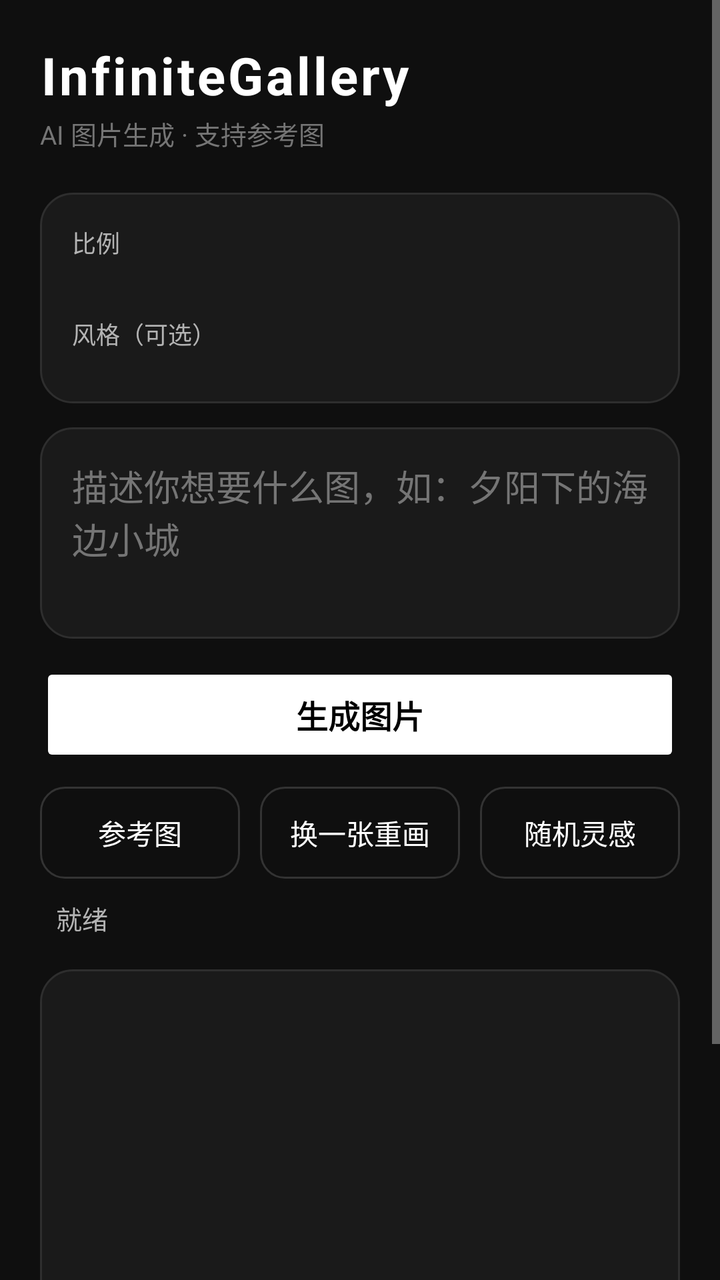
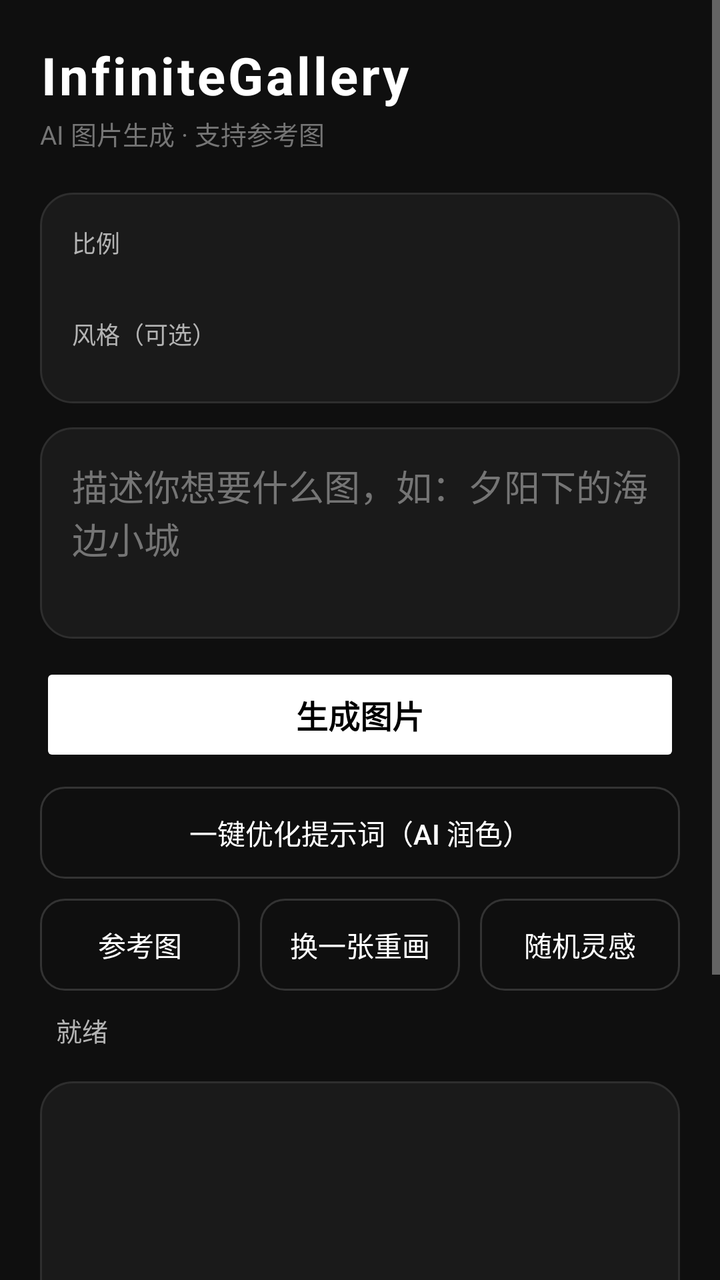

The first picture is an Android layout as it rendered before a commit; the second is the same layout after the commit. The layout source and the unified diff follow.
<!-- AndroidManifest.xml: application theme Theme.AIPhotoApp -->
<!-- res/layout/activity_main.xml -->
<?xml version="1.0" encoding="utf-8"?>
<ScrollView xmlns:android="http://schemas.android.com/apk/res/android"
    xmlns:app="http://schemas.android.com/apk/res-auto"
    android:layout_width="match_parent"
    android:layout_height="match_parent"
    android:background="@color/bg"
    android:fillViewport="true">

    <LinearLayout
        android:layout_width="match_parent"
        android:layout_height="wrap_content"
        android:orientation="vertical"
        android:padding="20dp">

        <TextView
            android:layout_width="wrap_content"
            android:layout_height="wrap_content"
            android:text="InfiniteGallery"
            android:textSize="26sp"
            android:textStyle="bold"
            android:textColor="@color/text_primary"
            android:letterSpacing="0.05"/>

        <TextView
            android:layout_width="wrap_content"
            android:layout_height="wrap_content"
            android:text="AI 图片生成 · 支持参考图"
            android:textSize="13sp"
            android:textColor="@color/text_tertiary"
            android:layout_marginTop="2dp"
            android:layout_marginBottom="20dp"/>

        <LinearLayout
            android:layout_width="match_parent"
            android:layout_height="wrap_content"
            android:background="@drawable/bg_card"
            android:orientation="vertical"
            android:padding="16dp">

            <TextView
                android:layout_width="wrap_content"
                android:layout_height="wrap_content"
                android:text="比例"
                android:textColor="@color/text_secondary"
                android:textSize="12sp"
                android:layout_marginBottom="10dp"/>

            <LinearLayout
                android:id="@+id/llRatio"
                android:layout_width="match_parent"
                android:layout_height="wrap_content"
                android:orientation="horizontal"/>

            <TextView
                android:layout_width="wrap_content"
                android:layout_height="wrap_content"
                android:text="风格（可选）"
                android:textColor="@color/text_secondary"
                android:textSize="12sp"
                android:layout_marginTop="18dp"
                android:layout_marginBottom="10dp"/>

            <LinearLayout
                android:id="@+id/llStyle"
                android:layout_width="match_parent"
                android:layout_height="wrap_content"
                android:orientation="horizontal"/>

        </LinearLayout>

        <EditText
            android:id="@+id/etPrompt"
            android:layout_width="match_parent"
            android:layout_height="wrap_content"
            android:hint="描述你想要什么图，如：夕阳下的海边小城"
            android:textColorHint="@color/text_tertiary"
            android:textColor="@color/text_primary"
            android:background="@drawable/bg_card"
            android:padding="16dp"
            android:minLines="3"
            android:maxLines="6"
            android:gravity="top"
            android:layout_marginTop="12dp" />

        <Button
            android:id="@+id/btnGenerate"
            android:layout_width="match_parent"
            android:layout_height="52dp"
            android:layout_marginTop="12dp"
            android:text="生成图片"
            android:textSize="16sp"
            android:textStyle="bold"
            android:textColor="@color/chip_selected_text"
            android:backgroundTint="@color/text_primary"
            android:stateListAnimator="@null"/>

        <LinearLayout
            android:layout_width="match_parent"
            android:layout_height="wrap_content"
            android:layout_marginTop="10dp"
            android:orientation="horizontal">

            <Button
                android:id="@+id/btnRef"
                android:layout_width="0dp"
                android:layout_height="46dp"
                android:layout_weight="1"
                android:text="参考图"
                android:textColor="@color/text_primary"
                android:background="@drawable/bg_btn_outline"
                android:textSize="14sp"
                android:stateListAnimator="@null"/>

            <Button
                android:id="@+id/btnVariation"
                android:layout_width="0dp"
                android:layout_height="46dp"
                android:layout_weight="1"
                android:layout_marginStart="10dp"
                android:text="换一张重画"
                android:textColor="@color/text_primary"
                android:background="@drawable/bg_btn_outline"
                android:textSize="14sp"
                android:stateListAnimator="@null"/>

            <Button
                android:id="@+id/btnRandom"
                android:layout_width="0dp"
                android:layout_height="46dp"
                android:layout_weight="1"
                android:layout_marginStart="10dp"
                android:text="随机灵感"
                android:textColor="@color/text_primary"
                android:background="@drawable/bg_btn_outline"
                android:textSize="14sp"
                android:stateListAnimator="@null"/>

        </LinearLayout>

        <LinearLayout
            android:layout_width="match_parent"
            android:layout_height="wrap_content"
            android:orientation="horizontal"
            android:layout_marginTop="10dp"
            android:gravity="center_vertical">

            <ProgressBar
                android:id="@+id/pbLoading"
                style="?android:attr/progressBarStyleSmall"
                android:layout_width="wrap_content"
                android:layout_height="wrap_content"
                android:indeterminateTint="@color/text_secondary"
                android:visibility="gone"/>

            <TextView
                android:id="@+id/tvStatus"
                android:layout_width="match_parent"
                android:layout_height="wrap_content"
                android:text="就绪"
                android:textColor="@color/text_secondary"
                android:textSize="13sp"
                android:gravity="center_vertical"
                android:layout_marginStart="8dp" />
        </LinearLayout>

        <FrameLayout
            android:layout_width="match_parent"
            android:layout_height="wrap_content"
            android:layout_marginTop="16dp"
            android:background="@drawable/bg_card"
            android:padding="8dp">

            <ImageView
                android:id="@+id/ivResult"
                android:layout_width="match_parent"
                android:layout_height="wrap_content"
                android:adjustViewBounds="true"
                android:scaleType="fitCenter"
                android:minHeight="200dp" />

            <FrameLayout
                android:id="@+id/frameRefThumb"
                android:layout_width="56dp"
                android:layout_height="56dp"
                android:layout_gravity="top|end"
                android:layout_margin="10dp"
                android:visibility="gone"
                android:background="@drawable/bg_thumb">

                <ImageView
                    android:id="@+id/ivRefThumb"
                    android:layout_width="match_parent"
                    android:layout_height="match_parent"
                    android:scaleType="centerCrop"
                    android:contentDescription="参考图缩略图"/>

                <TextView
                    android:id="@+id/tvRefClear"
                    android:layout_width="20dp"
                    android:layout_height="20dp"
                    android:layout_gravity="top|end"
                    android:background="@drawable/bg_ref_clear"
                    android:gravity="center"
                    android:text="×"
                    android:textColor="@color/text_primary"
                    android:textSize="13sp"/>

            </FrameLayout>

        </FrameLayout>

        <TextView
            android:id="@+id/tvPreview"
            android:layout_width="match_parent"
            android:layout_height="wrap_content"
            android:textSize="11sp"
            android:textColor="@color/text_tertiary"
            android:visibility="gone"
            android:layout_marginTop="8dp" />

        <LinearLayout
            android:layout_width="match_parent"
            android:layout_height="wrap_content"
            android:layout_marginTop="16dp"
            android:orientation="horizontal">

            <Button
                android:id="@+id/btnSave"
                android:layout_width="0dp"
                android:layout_height="48dp"
                android:layout_weight="1"
                android:text="保存到相册"
                android:textColor="@color/text_primary"
                android:background="@drawable/bg_btn_outline"
                android:textSize="14sp"
                android:stateListAnimator="@null"
                android:enabled="false"/>

            <Button
                android:id="@+id/btnHistory"
                android:layout_width="0dp"
                android:layout_height="48dp"
                android:layout_weight="1"
                android:layout_marginStart="10dp"
                android:text="我的作品"
                android:textColor="@color/chip_selected_text"
                android:backgroundTint="@color/text_primary"
                android:textSize="14sp"
                android:stateListAnimator="@null"/>

        </LinearLayout>

    </LinearLayout>
</ScrollView>
<!-- resources referenced by this layout -->
<resources>
  <color name="bg">#0F0F0F</color>
  <color name="chip_selected_text">#000000</color>
  <color name="text_primary">#FFFFFF</color>
  <color name="text_secondary">#B3B3B3</color>
  <color name="text_tertiary">#757575</color>
  <!-- drawable bg_btn_outline (drawable) -->
  <?xml version="1.0" encoding="utf-8"?>
  <shape xmlns:android="http://schemas.android.com/apk/res/android">
      <solid android:color="@color/bg"/>
      <corners android:radius="12dp"/>
      <stroke android:width="1dp" android:color="@color/surface_high"/>
  </shape>
  <!-- drawable bg_card (drawable) -->
  <?xml version="1.0" encoding="utf-8"?>
  <shape xmlns:android="http://schemas.android.com/apk/res/android">
      <solid android:color="@color/surface"/>
      <corners android:radius="16dp"/>
      <stroke android:width="1dp" android:color="@color/divider"/>
  </shape>
  <!-- drawable bg_ref_clear (drawable) -->
  <?xml version="1.0" encoding="utf-8"?>
  <shape xmlns:android="http://schemas.android.com/apk/res/android">
      <solid android:color="@color/surface_high"/>
      <corners android:radius="10dp"/>
  </shape>
  <!-- drawable bg_thumb (drawable) -->
  <?xml version="1.0" encoding="utf-8"?>
  <shape xmlns:android="http://schemas.android.com/apk/res/android">
      <solid android:color="@color/surface_high"/>
      <corners android:radius="10dp"/>
      <stroke android:width="1dp" android:color="@color/text_secondary"/>
  </shape>
  <style name="Theme.AIPhotoApp" parent="Theme.MaterialComponents.DayNight.NoActionBar">
          <item name="colorPrimary">@color/text_primary</item>
          <item name="colorPrimaryVariant">@color/text_primary</item>
          <item name="colorOnPrimary">@color/chip_selected_text</item>
          <item name="colorSecondary">@color/text_secondary</item>
          <item name="colorSecondaryVariant">@color/text_secondary</item>
          <item name="colorOnSecondary">@color/bg</item>
          <item name="colorSurface">@color/surface</item>
          <item name="colorOnSurface">@color/text_primary</item>
          <item name="android:windowBackground">@color/bg</item>
          <item name="android:statusBarColor">@color/bg</item>
          <item name="android:navigationBarColor">@color/bg</item>
          <item name="colorControlNormal">@color/text_secondary</item>
          <item name="colorAccent">@color/text_primary</item>
      </style>
  <color name="surface_high">#333333</color>
  <color name="surface">#1A1A1A</color>
  <color name="divider">#2E2E2E</color>
</resources>

<!-- the commit's change to res/layout/activity_main.xml (unified diff, before → after) -->
@@ -92,6 +92,17 @@
             android:textStyle="bold"
             android:textColor="@color/chip_selected_text"
             android:backgroundTint="@color/text_primary"
+            android:stateListAnimator="@null"/>
+
+        <Button
+            android:id="@+id/btnPolish"
+            android:layout_width="match_parent"
+            android:layout_height="46dp"
+            android:layout_marginTop="10dp"
+            android:text="一键优化提示词（AI 润色）"
+            android:textColor="@color/text_primary"
+            android:background="@drawable/bg_btn_outline"
+            android:textSize="14sp"
             android:stateListAnimator="@null"/>
 
         <LinearLayout
